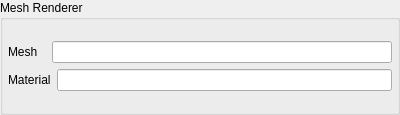
Qt form Editor/PAD-Engine/animationwidget.ui (Phiras55/PAD-Game-Engine) before a commit.
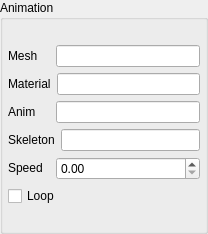
The same form after that commit. Icons and pictures are not drawn.

```diff
--- a/Editor/PAD-Engine/animationwidget.ui
+++ b/Editor/PAD-Engine/animationwidget.ui
@@ -6,10 +6,28 @@
    <rect>
     <x>0</x>
     <y>0</y>
-    <width>400</width>
-    <height>115</height>
+    <width>208</width>
+    <height>234</height>
    </rect>
   </property>
+  <property name="sizePolicy">
+   <sizepolicy hsizetype="Preferred" vsizetype="Fixed">
+    <horstretch>0</horstretch>
+    <verstretch>0</verstretch>
+   </sizepolicy>
+  </property>
+  <property name="minimumSize">
+   <size>
+    <width>150</width>
+    <height>234</height>
+   </size>
+  </property>
+  <property name="maximumSize">
+   <size>
+    <width>16777215</width>
+    <height>234</height>
+   </size>
+  </property>
   <property name="windowTitle">
    <string>Form</string>
   </property>
@@ -1262,7 +1280,7 @@
       </sizepolicy>
      </property>
      <property name="title">
-      <string>Mesh Renderer</string>
+      <string>Animation</string>
      </property>
      <layout class="QGridLayout" name="gridLayout">
       <property name="leftMargin">
@@ -1291,7 +1309,7 @@
             </property>
             <property name="minimumSize">
              <size>
-              <width>38</width>
+              <width>42</width>
               <height>0</height>
              </size>
             </property>
@@ -1322,6 +1340,12 @@
               <verstretch>0</verstretch>
              </sizepolicy>
             </property>
+            <property name="minimumSize">
+             <size>
+              <width>42</width>
+              <height>0</height>
+             </size>
+            </property>
             <property name="text">
              <string>Material</string>
             </property>
@@ -1339,6 +1363,105 @@
           </item>
          </layout>
         </item>
+        <item>
+         <layout class="QHBoxLayout" name="Anim">
+          <item>
+           <widget class="QLabel" name="animLabel">
+            <property name="sizePolicy">
+             <sizepolicy hsizetype="Fixed" vsizetype="Fixed">
+              <horstretch>0</horstretch>
+              <verstretch>0</verstretch>
+             </sizepolicy>
+            </property>
+            <property name="minimumSize">
+             <size>
+              <width>42</width>
+              <height>0</height>
+             </size>
+            </property>
+            <property name="text">
+             <string>Anim</string>
+            </property>
+           </widget>
+          </item>
+          <item>
+           <widget class="QLineEdit" name="animEdit">
+            <property name="sizePolicy">
+             <sizepolicy hsizetype="Preferred" vsizetype="Fixed">
+              <horstretch>0</horstretch>
+              <verstretch>0</verstretch>
+             </sizepolicy>
+            </property>
+           </widget>
+          </item>
+         </layout>
+        </item>
+        <item>
+         <layout class="QHBoxLayout" name="Skeleton">
+          <item>
+           <widget class="QLabel" name="skeletonLabel">
+            <property name="sizePolicy">
+             <sizepolicy hsizetype="Fixed" vsizetype="Fixed">
+              <horstretch>0</horstretch>
+              <verstretch>0</verstretch>
+             </sizepolicy>
+            </property>
+            <property name="minimumSize">
+             <size>
+              <width>42</width>
+              <height>0</height>
+             </size>
+            </property>
+            <property name="text">
+             <string>Skeleton</string>
+            </property>
+           </widget>
+          </item>
+          <item>
+           <widget class="QLineEdit" name="skeletonEdit">
+            <property name="sizePolicy">
+             <sizepolicy hsizetype="Preferred" vsizetype="Fixed">
+              <horstretch>0</horstretch>
+              <verstretch>0</verstretch>
+             </sizepolicy>
+            </property>
+           </widget>
+          </item>
+         </layout>
+        </item>
+        <item>
+         <layout class="QHBoxLayout" name="Speed">
+          <item>
+           <widget class="QLabel" name="speedLabel">
+            <property name="sizePolicy">
+             <sizepolicy hsizetype="Fixed" vsizetype="Fixed">
+              <horstretch>0</horstretch>
+              <verstretch>0</verstretch>
+             </sizepolicy>
+            </property>
+            <property name="minimumSize">
+             <size>
+              <width>42</width>
+              <height>0</height>
+             </size>
+            </property>
+            <property name="text">
+             <string>Speed</string>
+            </property>
+           </widget>
+          </item>
+          <item>
+           <widget class="QDoubleSpinBox" name="speedEdit"/>
+          </item>
+         </layout>
+        </item>
+        <item>
+         <widget class="QCheckBox" name="Loop">
+          <property name="text">
+           <string>Loop</string>
+          </property>
+         </widget>
+        </item>
        </layout>
       </item>
      </layout>
```
